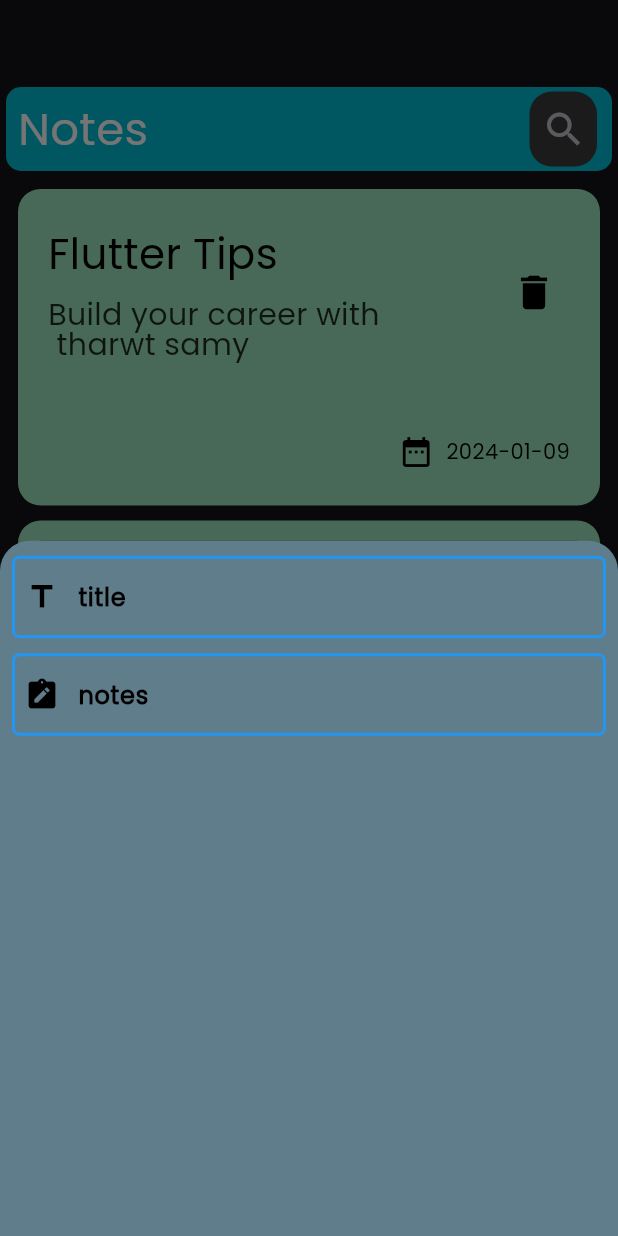
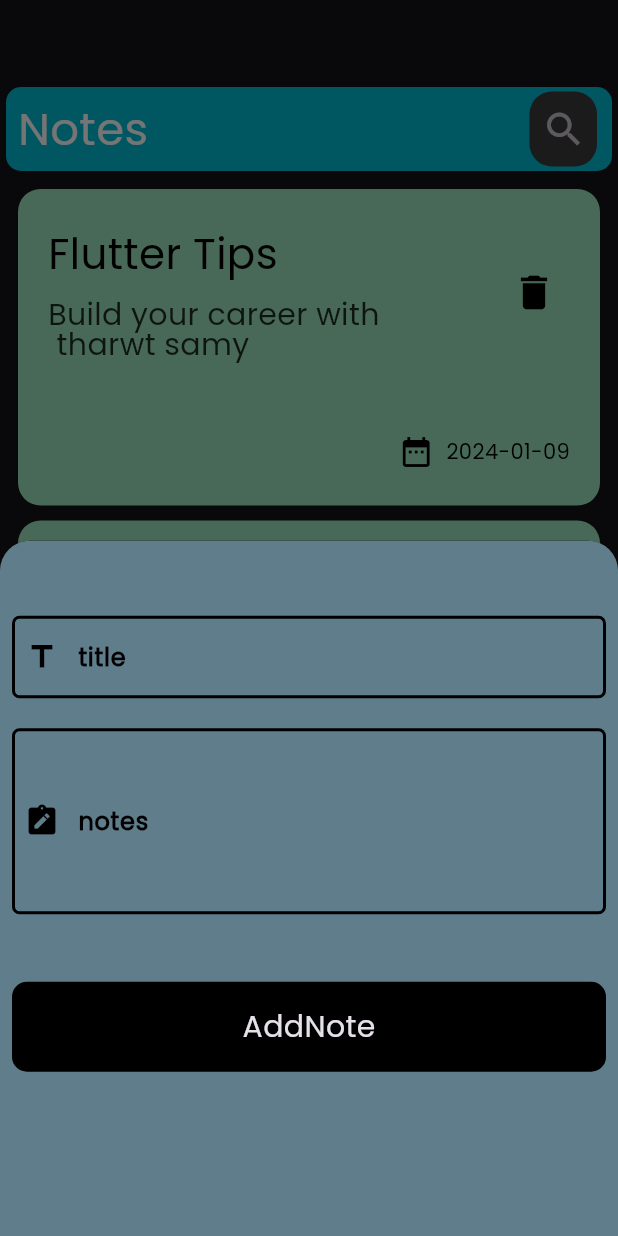
Before and after one commit to abdelrahman1820/notes_app, a Flutter app: the screen it shows after launch, after a tap on the "add" icon, on a phone screen of 412 x 824 dp. Run offline on Flutter 3.47's test engine with Material 3 defaults, Android fonts, the phone set to English and light mode, and no system bars.

Commit message:
Until addbtton

```diff
--- a/lib/views/notes_page.dart
+++ b/lib/views/notes_page.dart
@@ -1,7 +1,7 @@
 import 'dart:math';
 
 import 'package:flutter/material.dart';
-import 'package:notesapp/widgets/contentofbottomsheet.dart';
+import 'package:notesapp/widgets/content_ofbottom_sheet.dart';
 import 'package:notesapp/widgets/custom_app_bar.dart';
 import 'package:notesapp/widgets/custom_notes_card.dart';
 import 'package:notesapp/widgets/custom_text_field.dart';
@@ -15,8 +15,6 @@ class NotesPage extends StatefulWidget {
   State<NotesPage> createState() => _NotesPageState();
 }
 
-
-
 class _NotesPageState extends State<NotesPage> {
   @override
   Widget build(BuildContext context) {
@@ -24,9 +22,13 @@ class _NotesPageState extends State<NotesPage> {
         floatingActionButton: FloatingActionButton(
           onPressed: () {
             showModalBottomSheet(
+              shape: const RoundedRectangleBorder(
+                  borderRadius: BorderRadius.only(
+                      topLeft: Radius.circular(20),
+                      topRight: Radius.circular(20))),
               context: context,
               builder: (BuildContext context) {
-                return ContentOfBootomSheet();
+                return ListView(children: [ContentOfBootomSheet()],);
               },
             );
           },
--- /dev/null
+++ b/lib/widgets/content_ofbottom_sheet.dart
@@ -0,0 +1,89 @@
+import 'package:flutter/material.dart';
+import 'package:notesapp/widgets/custom_add_botton.dart';
+import 'package:notesapp/widgets/custom_text_field.dart';
+
+class ContentOfBootomSheet extends StatefulWidget {
+  const ContentOfBootomSheet({super.key});
+
+  @override
+  State<ContentOfBootomSheet> createState() => _ContentOfBootomSheetState();
+}
+
+final TextEditingController titleController = TextEditingController();
+final TextEditingController noteController = TextEditingController();
+
+final FocusNode focusNodee = FocusNode();
+late FocusScopeNode currentNode;
+bool isEmptytitle = true;
+bool isEmptyprice = true;
+final FocusNode titleFocusNode = FocusNode();
+final FocusNode notestFocusNode = FocusNode();
+
+bool isloading = false;
+
+class _ContentOfBootomSheetState extends State<ContentOfBootomSheet> {
+  @override
+  Widget build(BuildContext context) {
+    return GestureDetector(
+      onTap: () {
+        currentNode = FocusScope.of(context);
+        if (currentNode.focusedChild != null && !currentNode.hasPrimaryFocus) {
+          FocusManager.instance.primaryFocus!.unfocus();
+          //textController.clear();
+        }
+      },
+      child: Container(
+        decoration: const BoxDecoration(
+          color: Colors.blueGrey,
+          borderRadius: BorderRadius.only(
+            topLeft: Radius.circular(20),
+            topRight: Radius.circular(20),
+          ),
+        ),
+        width: double.infinity,
+        height: 600,
+        child: Center(
+          child: Padding(
+            padding: const EdgeInsets.only(top: 40),
+            child: Column(
+              children: [
+                EditInPutText(
+                    onChanged: (value) {
+                      setState(() {
+                        isEmptytitle = value.isEmpty;
+                      });
+                    },
+                    textController: titleController,
+                    focusNodee: titleFocusNode,
+                    isEmpty: isEmptytitle,
+                    myicon: Icons.title,
+                    myhint: "enter title",
+                    mylabel: "title",
+                    input: TextInputType.text),
+                const SizedBox(
+                  height: 10,
+                ),
+                EditInPutText(
+                    libe: 4,
+                    onChanged: (value) {
+                      setState(() {
+                        isEmptyprice = value.isEmpty;
+                      });
+                    },
+                    textController: noteController,
+                    focusNodee: notestFocusNode,
+                    isEmpty: isEmptyprice,
+                    myicon: Icons.note_alt_rounded,
+                    myhint: "enter notes",
+                    mylabel: "notes",
+                    input: TextInputType.text),
+                    const SizedBox(height: 45,),
+                CustomAddButtomButton()
+              ],
+            ),
+          ),
+        ),
+      ),
+    );
+  }
+}
--- a/lib/widgets/contentofbottomsheet.dart
+++ /dev/null
@@ -1,70 +0,0 @@
-import 'package:flutter/material.dart';
-import 'package:notesapp/widgets/custom_text_field.dart';
-
-class ContentOfBootomSheet extends StatefulWidget {
-  const ContentOfBootomSheet({super.key});
-
-  @override
-  State<ContentOfBootomSheet> createState() => _ContentOfBootomSheetState();
-}
-final TextEditingController titleController = TextEditingController();
-final TextEditingController noteController = TextEditingController();
-
-final FocusNode focusNode = FocusNode();
-// late FocusScopeNode currentNode;
-bool isEmptytitle = true;
-bool isEmptyprice = true;
-
-final FocusNode titleFocusNode = FocusNode();
-final FocusNode notestFocusNode = FocusNode();
-
-bool isloading = false;
-
-class _ContentOfBootomSheetState extends State<ContentOfBootomSheet> {
-  @override
-  Widget build(BuildContext context) {
-    return Container(
-      decoration: BoxDecoration(
-        color: Colors.blueGrey,
-        borderRadius: const BorderRadius.only(
-          topLeft: Radius.circular(20),
-          topRight: Radius.circular(20),
-        ),
-      ),
-      width: double.infinity,
-      height: 500,
-      child: Center(
-        child: Column(
-          children: [
-            EditInPutText(
-                onChanged: (value) {
-                  setState(() {
-                    isEmptytitle = value.isEmpty;
-                  });
-                },
-                textController: titleController,
-                focusNodee: titleFocusNode,
-                isEmpty: isEmptyprice,
-                myicon: Icons.title,
-                myhint: "enter title",
-                mylabel: "title",
-                input: TextInputType.name),
-            EditInPutText(
-                onChanged: (value) {
-                  setState(() {
-                    isEmptyprice = value.isEmpty;
-                  });
-                },
-                textController: noteController,
-                focusNodee: notestFocusNode,
-                isEmpty: isEmptytitle,
-                myicon: Icons.note_alt_rounded,
-                myhint: "enter notes",
-                mylabel: "notes",
-                input: TextInputType.name)
-          ],
-        ),
-      ),
-    );
-  }
-}
--- /dev/null
+++ b/lib/widgets/custom_add_botton.dart
@@ -0,0 +1,30 @@
+import 'package:flutter/material.dart';
+
+class CustomAddButtomButton extends StatelessWidget {
+  const CustomAddButtomButton({
+    super.key,
+  });
+
+  @override
+  Widget build(BuildContext context) {
+    return Padding(
+      padding: const EdgeInsets.only(
+        left: 8.0,
+        right: 8,
+      ),
+      child: Container(
+        decoration: BoxDecoration(
+          color: Colors.black,
+          borderRadius: BorderRadius.circular(10),
+        ),
+        height: 60,
+        width: MediaQuery.of(context).size.width,
+        child: Center(
+            child: Text(
+          "AddNote",
+          style: TextStyle(fontSize: 20),
+        )),
+      ),
+    );
+  }
+}
--- a/lib/widgets/custom_notes_card.dart
+++ b/lib/widgets/custom_notes_card.dart
@@ -88,8 +88,8 @@ class CustomNotesCard extends StatelessWidget {
                 ),
                 Row(
                   children: [
-                    Padding(
-                      padding: const EdgeInsets.only(right: 8.0),
+                    const Padding(
+                      padding: EdgeInsets.only(right: 8.0),
                       child: Icon(
                         Icons.date_range,
                         color: Colors.black,
--- a/lib/widgets/custom_text_field.dart
+++ b/lib/widgets/custom_text_field.dart
@@ -1,5 +1,5 @@
-
 import 'package:flutter/material.dart';
+import 'package:flutter/services.dart';
 
 class EditInPutText extends StatelessWidget {
   final TextEditingController textController;
@@ -10,9 +10,10 @@ class EditInPutText extends StatelessWidget {
   String mylabel;
   Function(String)? onChanged;
   TextInputType input;
+  int? libe;
 
-  EditInPutText({
-    required this.textController,
+  EditInPutText(
+      {required this.textController,
       required this.focusNodee,
       required this.isEmpty,
       required this.myicon,
@@ -20,15 +21,15 @@ class EditInPutText extends StatelessWidget {
       required this.mylabel,
       required this.input,
       required this.onChanged,
-  });
+      this.libe=1});
 
   @override
   Widget build(BuildContext context) {
     return Padding(
       padding: const EdgeInsets.only(left: 8.0, right: 8, top: 10),
       child: TextField(
-        keyboardType:input ,
-
+        keyboardType: input,
+        maxLines: libe ,
         controller: textController,
         focusNode: focusNodee,
         onChanged: onChanged,
@@ -58,7 +59,7 @@ class EditInPutText extends StatelessWidget {
           enabledBorder: OutlineInputBorder(
             borderRadius: BorderRadius.circular(5),
             borderSide: BorderSide(
-                color: isEmpty ? Colors.blue : Colors.green, width: 2),
+                color: isEmpty ? Colors.black : Colors.green, width: 2),
           ),
         ),
       ),
```
Lines whose indentation alone changed are shown as unchanged.
